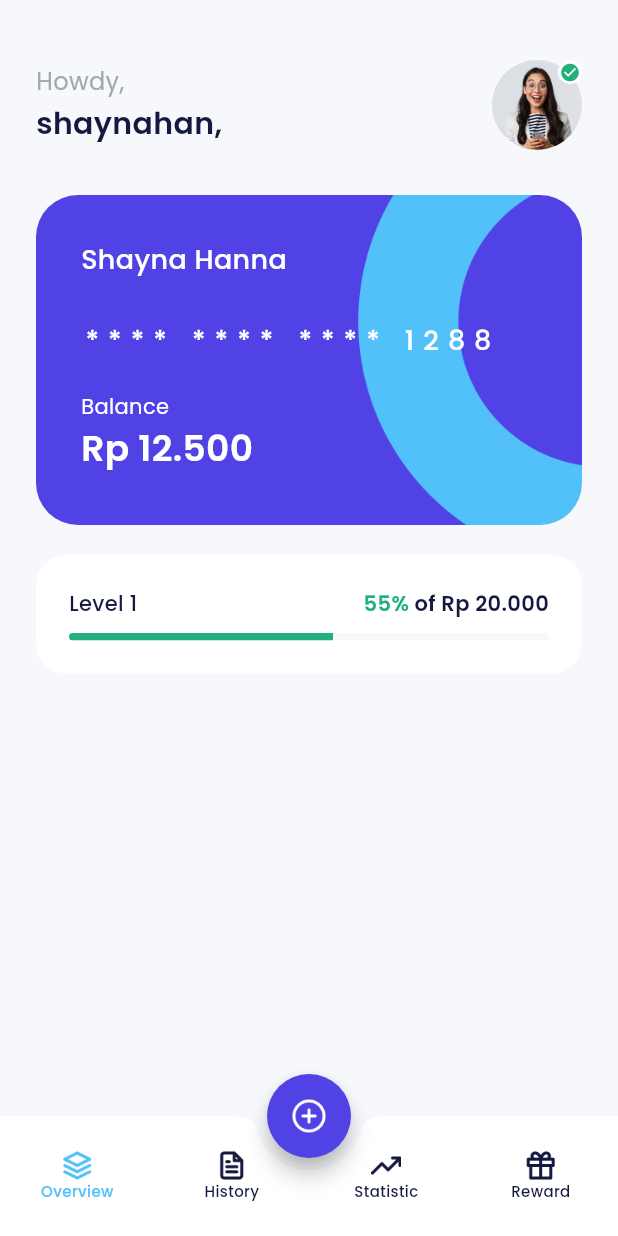
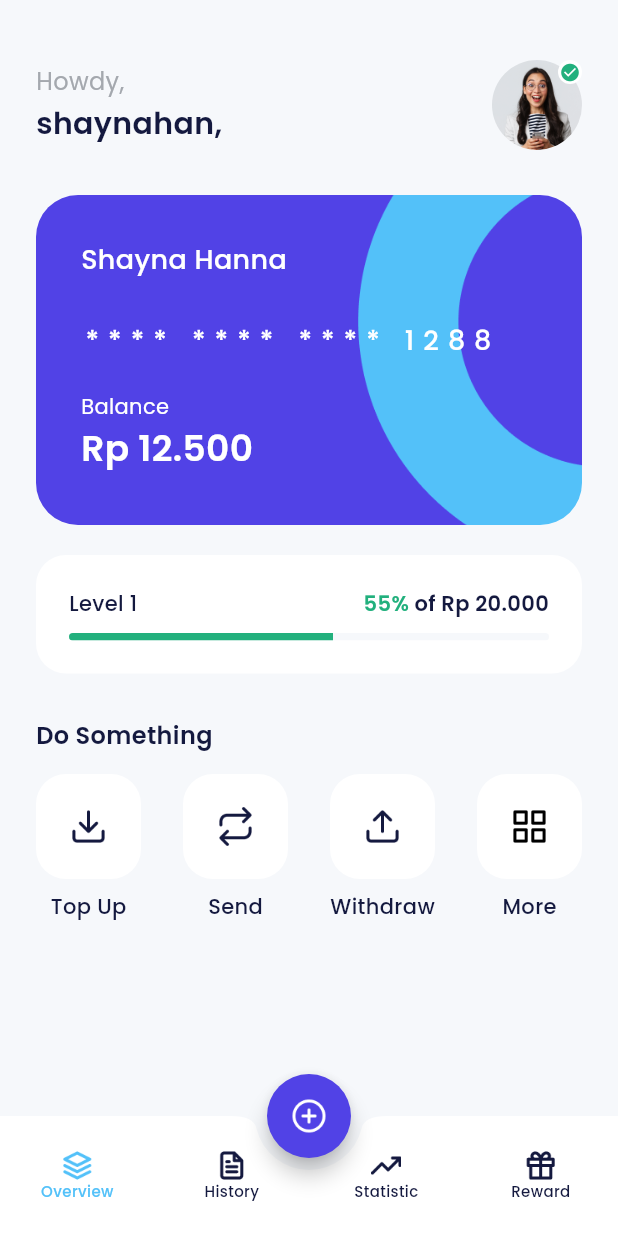
Before and after one commit to evairo176/bank_e, a Flutter app: the HomePage screen opened by its route, on a phone screen of 412 x 824 dp. Run offline on Flutter 3.47's test engine with Material 3 defaults, Android fonts, the phone set to English and light mode, and no system bars; our stand-ins replace carousel_slider, google_fonts.

Commit message:
feat: add build service item section to home page

```diff
--- a/lib/ui/pages/home_page.dart
+++ b/lib/ui/pages/home_page.dart
@@ -1,7 +1,6 @@
 import 'package:ewallet/shared/theme.dart';
-import 'package:flutter/cupertino.dart';
+import 'package:ewallet/ui/widgets/home_service_item.dart';
 import 'package:flutter/material.dart';
-import 'package:flutter/widgets.dart';
 
 class HomePage extends StatelessWidget {
   const HomePage({super.key});
@@ -85,6 +84,7 @@ class HomePage extends StatelessWidget {
           buildProfile(),
           buildWalletCard(),
           buildLevel(),
+          buildService(),
         ],
       ),
     );
@@ -258,4 +258,52 @@ class HomePage extends StatelessWidget {
       ),
     );
   }
+
+  Widget buildService() {
+    return Container(
+      margin: const EdgeInsets.only(
+        top: 30,
+      ),
+      child: Column(
+        crossAxisAlignment: CrossAxisAlignment.start,
+        children: [
+          Text(
+            'Do Something',
+            style: blackTextStyle.copyWith(
+              fontSize: 16,
+              fontWeight: semiBold,
+            ),
+          ),
+          const SizedBox(
+            height: 14,
+          ),
+          Row(
+            mainAxisAlignment: MainAxisAlignment.spaceBetween,
+            children: [
+              HomeServiceItem(
+                iconUrl: 'assets/ic_topup.png',
+                title: 'Top Up',
+                onTap: () {},
+              ),
+              HomeServiceItem(
+                iconUrl: 'assets/ic_send.png',
+                title: 'Send',
+                onTap: () {},
+              ),
+              HomeServiceItem(
+                iconUrl: 'assets/ic_withdraw.png',
+                title: 'Withdraw',
+                onTap: () {},
+              ),
+              HomeServiceItem(
+                iconUrl: 'assets/ic_more.png',
+                title: 'More',
+                onTap: () {},
+              ),
+            ],
+          )
+        ],
+      ),
+    );
+  }
 }
--- /dev/null
+++ b/lib/ui/widgets/home_service_item.dart
@@ -0,0 +1,47 @@
+import "package:ewallet/shared/theme.dart";
+import "package:flutter/material.dart";
+
+class HomeServiceItem extends StatelessWidget {
+  final String iconUrl;
+  final String title;
+  final VoidCallback? onTap;
+
+  const HomeServiceItem({
+    super.key,
+    required this.iconUrl,
+    required this.title,
+    this.onTap,
+  });
+
+  @override
+  Widget build(BuildContext context) {
+    return Column(
+      children: [
+        Container(
+          width: 70,
+          height: 70,
+          margin: const EdgeInsets.only(
+            bottom: 8,
+          ),
+          decoration: BoxDecoration(
+            borderRadius: BorderRadius.circular(20),
+            color: whiteColor,
+          ),
+          child: Center(
+            child: Image.asset(
+              iconUrl,
+              width: 26,
+            ),
+          ),
+        ),
+        Text(
+          title,
+          style: blackTextStyle.copyWith(
+            fontSize: 14,
+            fontWeight: medium,
+          ),
+        )
+      ],
+    );
+  }
+}
```
